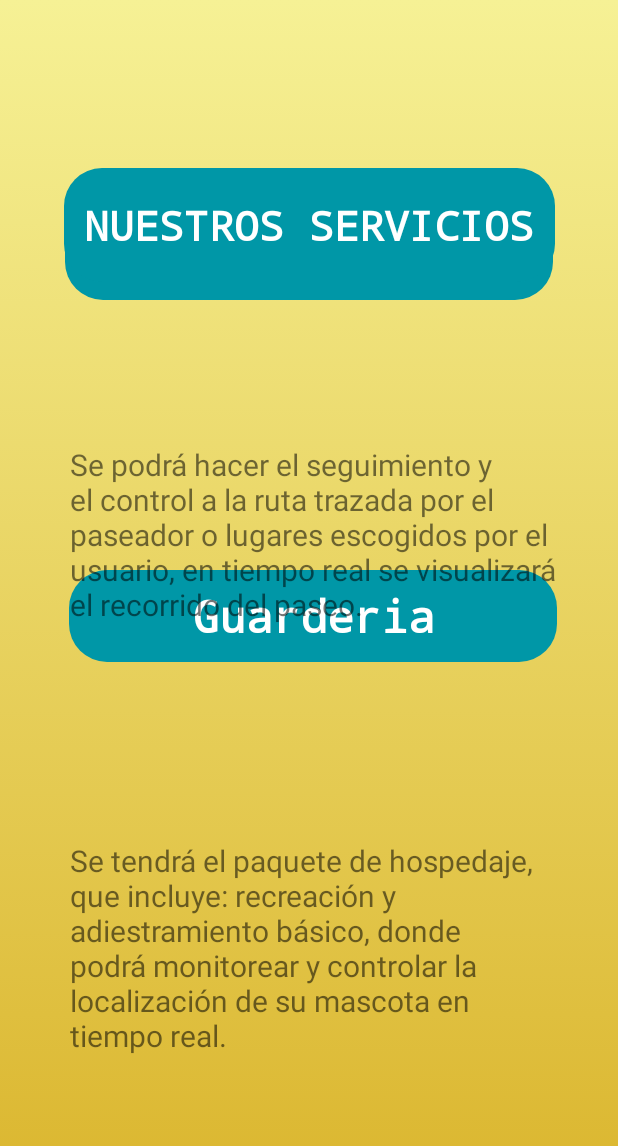
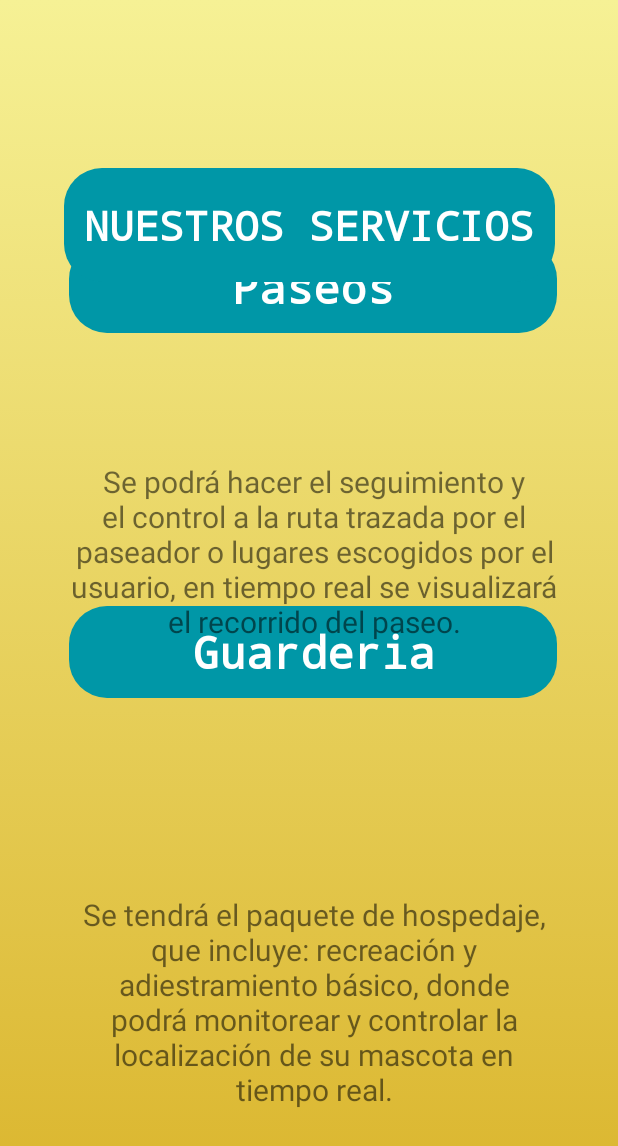
Before and after one commit to marce8912/Pet_out, an Android app: the InicioAppActivity screen opened directly, with no data from a screen before it, on a phone screen of 412 x 824 dp. Shown: the top 1146 px of the screen. Run offline under Robolectric (Android 15) with nearby library versions, the phone set to English and light mode, and no system bars.

Commit message:
commit v 1.5

```diff
--- a/app/src/main/res/layout/activity_inicio_app.xml
+++ b/app/src/main/res/layout/activity_inicio_app.xml
@@ -22,17 +22,17 @@
         android:typeface="monospace"
         app:layout_constraintBottom_toBottomOf="parent"
         app:layout_constraintEnd_toEndOf="parent"
-        app:layout_constraintHorizontal_bias="0.203"
+        app:layout_constraintHorizontal_bias="0.259"
         app:layout_constraintStart_toStartOf="parent"
         app:layout_constraintTop_toTopOf="parent"
-        app:layout_constraintVertical_bias="0.182" />
+        app:layout_constraintVertical_bias="0.211" />
 
     <TextView
         android:id="@+id/guarderiaAPP"
         android:layout_width="325dp"
         android:layout_height="61dp"
         android:layout_marginStart="32dp"
-        android:layout_marginTop="380dp"
+        android:layout_marginTop="404dp"
         android:background="@drawable/boton_redondo"
         android:gravity="center"
         android:text="@string/guarderiaApp"
@@ -70,6 +70,7 @@
         android:layout_height="144dp"
         android:layout_marginEnd="40dp"
         android:layout_marginBottom="384dp"
+        android:gravity="center"
         android:text="@string/txtpaseosApp"
         android:textSize="20sp"
         app:layout_constraintBottom_toBottomOf="parent"
@@ -80,7 +81,8 @@
         android:layout_width="325dp"
         android:layout_height="176dp"
         android:layout_marginEnd="40dp"
-        android:layout_marginBottom="88dp"
+        android:layout_marginBottom="68dp"
+        android:gravity="center"
         android:text="@string/txtguarderiaApp"
         android:textSize="20sp"
         app:layout_constraintBottom_toBottomOf="parent"
```
